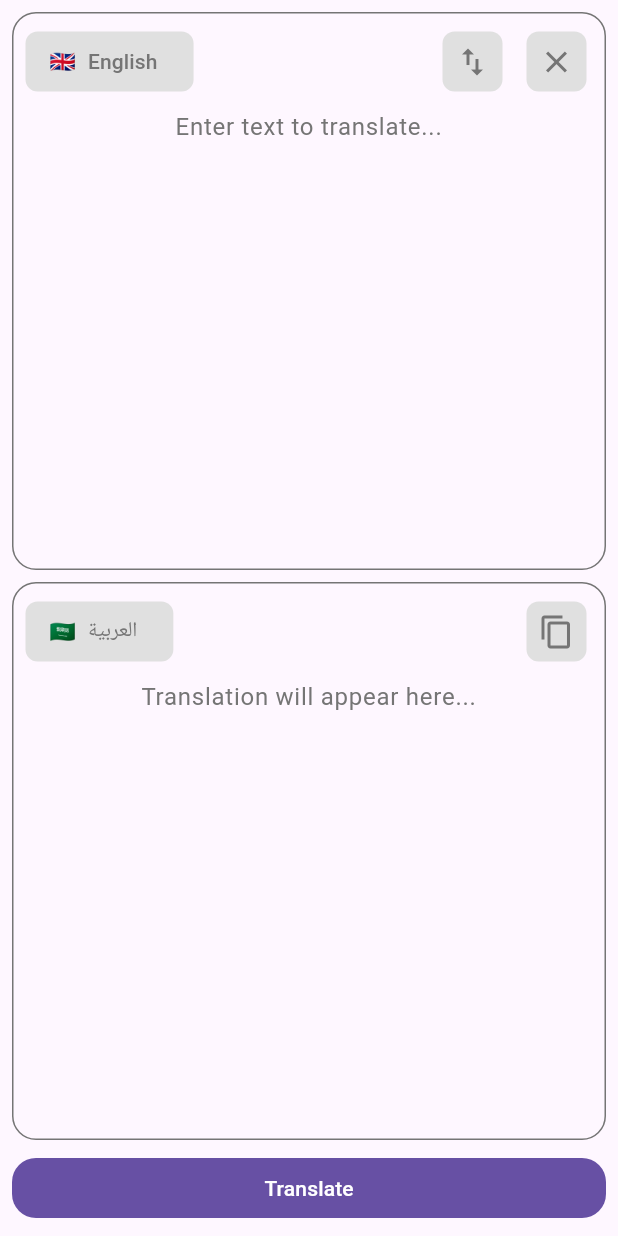
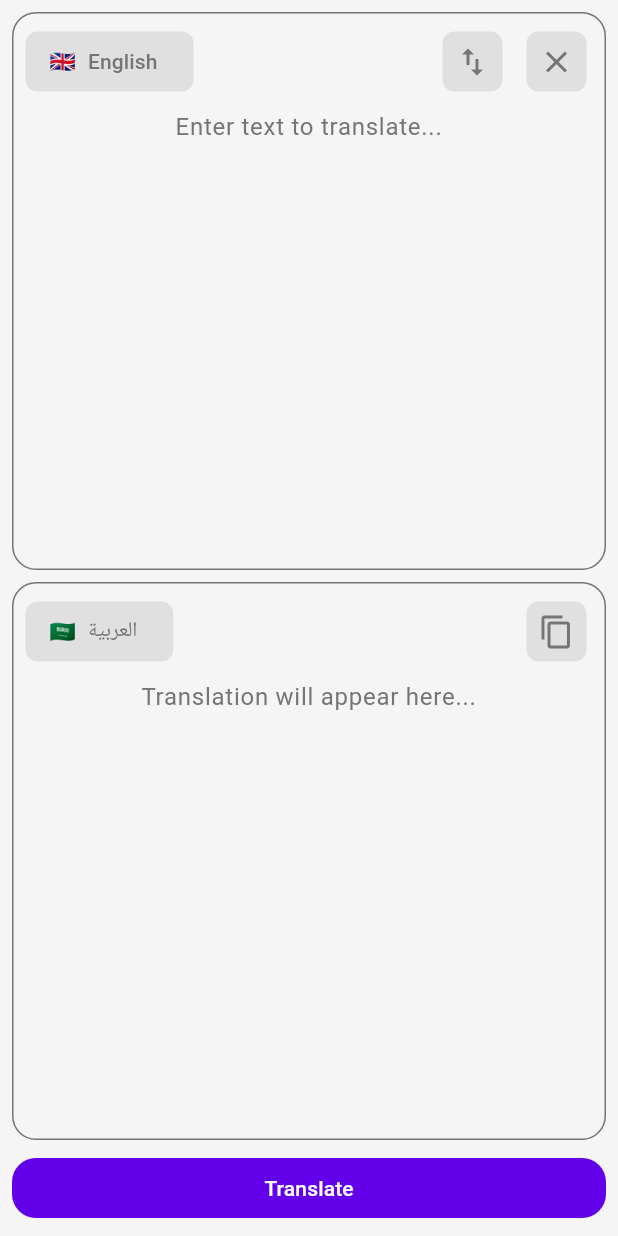
Before and after one commit to jhonny1994/translazy, a Flutter app: the screen it shows after launch, on a phone screen of 412 x 824 dp. Run offline on Flutter 3.47's test engine with Material 3 defaults, Android fonts, the phone set to English and light mode, and no system bars; our stand-ins replace device_preview, dio, flutter_riverpod, freezed_annotation, gap.

Commit message:
added theme

```diff
--- /dev/null
+++ b/lib/core/colors.dart
@@ -0,0 +1,19 @@
+import 'package:flutter/material.dart';
+
+class AppColors {
+  // Light theme colors
+  static const Color primaryLight = Color(0xFF6200EA);
+  static const Color accentLight = Color(0xFF03DAC5);
+  static const Color backgroundLight = Color(0xFFF5F5F5);
+  static const Color surfaceLight = Colors.white;
+  static const Color textPrimaryLight = Color(0xFF000000);
+  static const Color textSecondaryLight = Color(0xFF757575);
+
+  // Dark theme colors
+  static const Color primaryDark = Color(0xFFBB86FC);
+  static const Color accentDark = Color(0xFF03DAC5);
+  static const Color backgroundDark = Color(0xFF121212);
+  static const Color surfaceDark = Color(0xFF1E1E1E);
+  static const Color textPrimaryDark = Color(0xFFFFFFFF);
+  static const Color textSecondaryDark = Color(0xFFB0B0B0);
+}
--- /dev/null
+++ b/lib/core/theme.dart
@@ -0,0 +1,60 @@
+// theme.dart
+import 'package:flutter/material.dart';
+import 'package:translazy/core/colors.dart';
+
+class AppThemes {
+  static ThemeData lightTheme = ThemeData(
+    brightness: Brightness.light,
+    primaryColor: AppColors.primaryLight,
+    colorScheme: const ColorScheme.light(
+      primary: AppColors.primaryLight,
+      secondary: AppColors.accentLight,
+      onSurface: AppColors.textSecondaryLight,
+    ),
+    scaffoldBackgroundColor: AppColors.backgroundLight,
+    textTheme: const TextTheme(
+      bodyLarge: TextStyle(color: AppColors.textPrimaryLight),
+      bodyMedium: TextStyle(color: AppColors.textSecondaryLight),
+    ),
+    appBarTheme: const AppBarTheme(
+      color: AppColors.primaryLight,
+      elevation: 0,
+    ),
+    elevatedButtonTheme: ElevatedButtonThemeData(
+      style: ElevatedButton.styleFrom(
+        backgroundColor: AppColors.primaryLight,
+        shape: RoundedRectangleBorder(
+          borderRadius: BorderRadius.circular(8),
+        ),
+      ),
+    ),
+  );
+
+  static ThemeData darkTheme = ThemeData(
+    brightness: Brightness.dark,
+    primaryColor: AppColors.primaryDark,
+    colorScheme: const ColorScheme.dark(
+      secondary: AppColors.accentDark,
+      surface: AppColors.surfaceDark,
+      onPrimary: AppColors.surfaceDark,
+      onSurface: AppColors.textSecondaryDark,
+    ),
+    scaffoldBackgroundColor: AppColors.backgroundDark,
+    textTheme: const TextTheme(
+      bodyLarge: TextStyle(color: AppColors.textPrimaryDark),
+      bodyMedium: TextStyle(color: AppColors.textSecondaryDark),
+    ),
+    appBarTheme: const AppBarTheme(
+      color: AppColors.primaryDark,
+      elevation: 0,
+    ),
+    elevatedButtonTheme: ElevatedButtonThemeData(
+      style: ElevatedButton.styleFrom(
+        backgroundColor: AppColors.primaryDark,
+        shape: RoundedRectangleBorder(
+          borderRadius: BorderRadius.circular(8),
+        ),
+      ),
+    ),
+  );
+}
--- a/lib/main.dart
+++ b/lib/main.dart
@@ -3,6 +3,7 @@ import 'dart:io';
 import 'package:device_preview/device_preview.dart';
 import 'package:flutter/material.dart';
 import 'package:flutter_riverpod/flutter_riverpod.dart';
+import 'package:translazy/core/theme.dart';
 import 'package:translazy/presentation/home_screen.dart';
 
 void main() {
@@ -25,6 +26,8 @@ class MainApp extends StatelessWidget {
       locale: DevicePreview.locale(context),
       builder: DevicePreview.appBuilder,
       debugShowCheckedModeBanner: false,
+      theme: AppThemes.lightTheme,
+      darkTheme: AppThemes.darkTheme,
       home: const HomeScreen(),
     );
   }
```
Also changed, not shown: .github/workflows/build_and_release.yaml.
